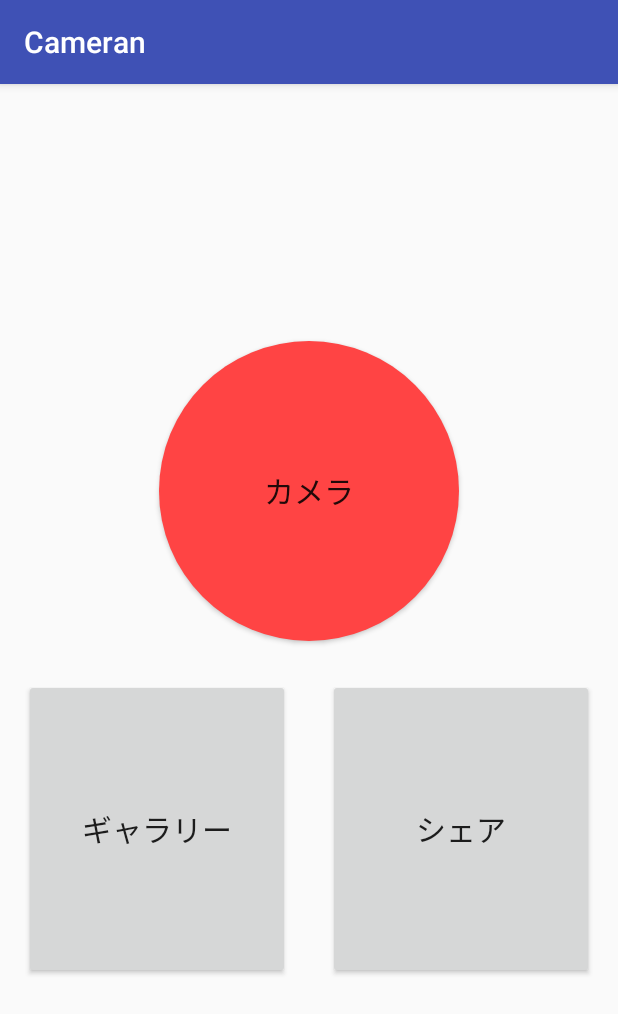
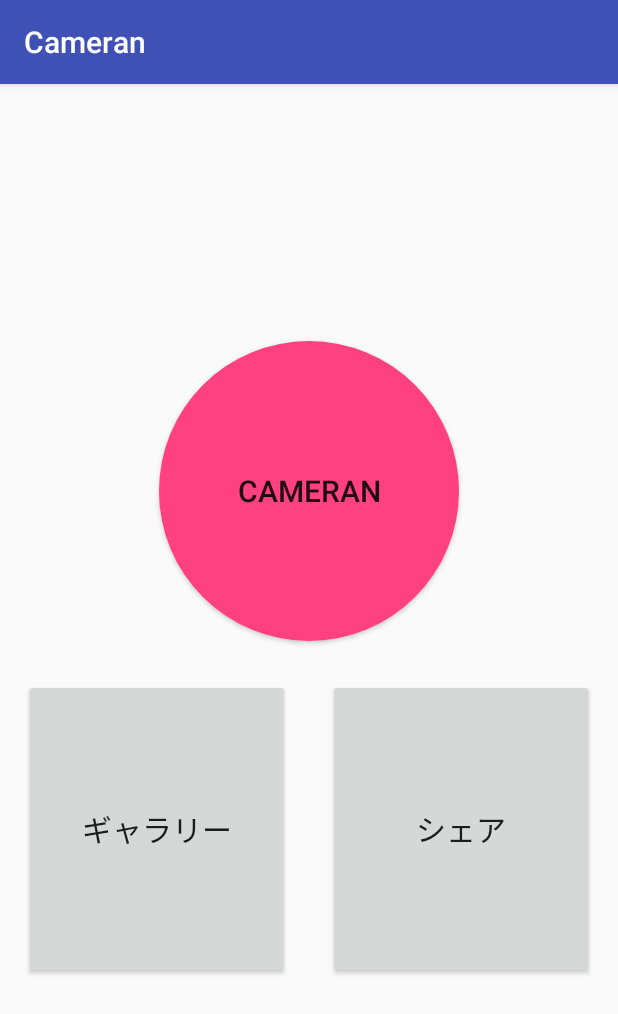
Before and after one commit to AzumiSemi/photoshare, an Android app: the screen it shows after launch (MainActivity), on a phone screen of 412 x 824 dp. Shown: the top 1014 px of the screen. Run offline under Robolectric (Android 15) with nearby library versions, the phone set to English and light mode, and no system bars; libraries missing offline, so code that uses them is left out: com.adobe.creativesdk; 1 statement that could not run was skipped.

Commit message:
color/dimen/stringの変更

```diff
--- a/app/src/main/res/drawable/button_definition.xml
+++ b/app/src/main/res/drawable/button_definition.xml
@@ -3,14 +3,14 @@
     <!-- ボタンタップ時 定義 -->
     <item android:state_pressed="true">
         <shape android:shape="oval" android:useLevel="false">
-            <solid android:color="@android:color/holo_blue_bright" />
+            <solid android:color="@color/colorPrimary" />
         </shape>
     </item>
 
     <!-- ボタン通常表示時 定義 -->
     <item android:state_pressed="false">
         <shape android:shape="oval" android:useLevel="false">
-            <solid android:color="@android:color/holo_red_light" />
+            <solid android:color="@color/colorAccent" />
         </shape>
     </item>
 
--- a/app/src/main/res/layout/activity_main.xml
+++ b/app/src/main/res/layout/activity_main.xml
@@ -18,10 +18,10 @@
 
     <Button
         android:id="@+id/camera"
-        android:layout_width="200dp"
+        android:layout_width="@dimen/button_size"
         android:layout_height="200dp"
         android:layout_gravity="center"
-        android:text="カメラ"
+        android:text="@string/app_name"
         android:background="@drawable/button_definition"
         android:textSize="20sp"
         android:layout_above="@+id/spacer"
--- a/app/src/main/res/values/dimens.xml
+++ b/app/src/main/res/values/dimens.xml
@@ -2,4 +2,5 @@
     <!-- Default screen margins, per the Android Design guidelines. -->
     <dimen name="activity_horizontal_margin">16dp</dimen>
     <dimen name="activity_vertical_margin">16dp</dimen>
+    <dimen name="button_size">200dp</dimen>
 </resources>
```
